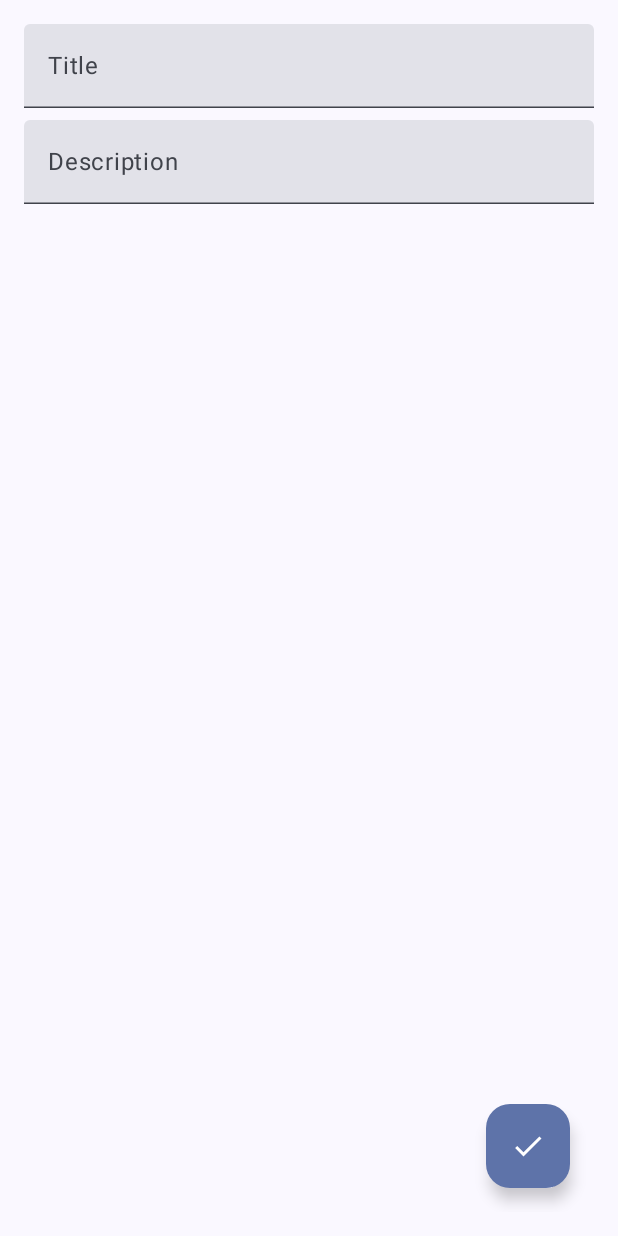
After one commit to marvinmarpol/android-todo-app, an Android app built with Jetpack Compose: the composable AddEditTodoScreen shown on its own in the app's theme, on a phone screen of 412 x 824 dp. The commit adds this screen. Run offline under Robolectric (Android 15) with nearby library versions, the phone set to English and light mode, and no system bars; our stand-ins replace Dagger/Hilt's generated code; 1 statement that could not run was skipped.

Commit message:
add ui and bind it to view model

```diff
--- a/app/build.gradle.kts
+++ b/app/build.gradle.kts
@@ -43,6 +43,7 @@ dependencies {
     implementation(platform(libs.androidx.compose.bom))
     implementation(libs.androidx.activity.compose)
     implementation(libs.androidx.compose.material3)
+    implementation("androidx.compose.material:material-icons-extended")
     implementation(libs.androidx.compose.ui)
     implementation(libs.androidx.compose.ui.graphics)
     implementation(libs.androidx.compose.ui.tooling.preview)
--- /dev/null
+++ b/app/src/main/java/com/example/todoapp/ui/add_edit_todo/AddEditTodoScreen.kt
@@ -0,0 +1,94 @@
+package com.example.todoapp.ui.add_edit_todo
+
+import androidx.compose.foundation.layout.Column
+import androidx.compose.foundation.layout.Spacer
+import androidx.compose.foundation.layout.fillMaxSize
+import androidx.compose.foundation.layout.fillMaxWidth
+import androidx.compose.foundation.layout.height
+import androidx.compose.foundation.layout.padding
+import androidx.compose.material.icons.Icons
+import androidx.compose.material.icons.filled.Check
+import androidx.compose.material3.FloatingActionButton
+import androidx.compose.material3.Icon
+import androidx.compose.material3.Scaffold
+import androidx.compose.material3.SnackbarHost
+import androidx.compose.material3.SnackbarHostState
+import androidx.compose.material3.Text
+import androidx.compose.material3.TextField
+import androidx.compose.runtime.Composable
+import androidx.compose.runtime.LaunchedEffect
+import androidx.compose.runtime.remember
+import androidx.compose.ui.Modifier
+import androidx.compose.ui.unit.dp
+import androidx.hilt.navigation.compose.hiltViewModel
+import com.example.todoapp.util.UiEvent
+
+@Composable
+fun AddEditTodoScreen(
+    onPopBackStack: () -> Unit,
+    viewModel: AddEditTodoViewModel = hiltViewModel()
+) {
+    val snackbarHostState = remember { SnackbarHostState() }
+    LaunchedEffect(key1 = true) {
+        viewModel.uiEvent.collect { event ->
+            when (event) {
+                is UiEvent.PopBackStack -> onPopBackStack()
+                is UiEvent.ShowSnackbar -> {
+                    snackbarHostState.showSnackbar(
+                        message = event.message,
+                        actionLabel = event.action
+                    )
+                }
+
+                else -> Unit
+            }
+        }
+    }
+
+    Scaffold(
+        snackbarHost = { SnackbarHost(snackbarHostState) },
+        modifier = Modifier
+            .fillMaxSize()
+            .padding(16.dp),
+        floatingActionButton = {
+            FloatingActionButton(onClick = {
+                viewModel.onEvent(AddEditTodoEvent.OnSaveTodoClick)
+            }) {
+                Icon(imageVector = Icons.Default.Check, contentDescription = "Save")
+            }
+        }
+    ) { padding ->
+        Column(
+            modifier = Modifier
+                .fillMaxSize()
+                .padding(padding)
+        ) {
+            TextField(
+                value = viewModel.title,
+                onValueChange = {
+                    viewModel.onEvent(AddEditTodoEvent.OnTitleChange(it))
+                },
+                placeholder = {
+                    Text(text = "Title")
+                },
+                modifier = Modifier.fillMaxWidth()
+            )
+
+            Spacer(modifier = Modifier.height(8.dp))
+
+            TextField(
+                value = viewModel.description,
+                onValueChange = {
+                    viewModel.onEvent(AddEditTodoEvent.OnDescriptionChange(it))
+                },
+                placeholder = {
+                    Text(text = "Description")
+                },
+                modifier = Modifier.fillMaxWidth(),
+                singleLine = false,
+                maxLines = 5
+            )
+        }
+    }
+
+}
--- /dev/null
+++ b/app/src/main/java/com/example/todoapp/ui/add_edit_todo/AddEditTodoViewModel.kt
@@ -0,0 +1,91 @@
+package com.example.todoapp.ui.add_edit_todo
+
+import androidx.compose.runtime.getValue
+import androidx.compose.runtime.mutableStateOf
+import androidx.compose.runtime.setValue
+import androidx.lifecycle.SavedStateHandle
+import androidx.lifecycle.ViewModel
+import androidx.lifecycle.viewModelScope
+import com.example.todoapp.data.Todo
+import com.example.todoapp.data.TodoRepository
+import com.example.todoapp.util.UiEvent
+import dagger.hilt.android.lifecycle.HiltViewModel
+import kotlinx.coroutines.channels.Channel
+import kotlinx.coroutines.flow.receiveAsFlow
+import kotlinx.coroutines.launch
+import javax.inject.Inject
+
+@HiltViewModel
+class AddEditTodoViewModel @Inject constructor(
+    private val repository: TodoRepository,
+    savedStateHandle: SavedStateHandle
+) : ViewModel() {
+
+    var todo by mutableStateOf<Todo?>(null)
+        private set
+
+    var title by mutableStateOf(value = "")
+        private set
+
+    var description by mutableStateOf(value = "")
+        private set
+
+    private val _uiEvent = Channel<UiEvent>()
+    val uiEvent = _uiEvent.receiveAsFlow()
+
+    init {
+        val todoId = savedStateHandle.get<Int>("todoId")!!
+        if (todoId != -1) {
+            viewModelScope.launch {
+                repository.getTodoById(todoId)?.let { todo ->
+                    title = todo.title
+                    description = todo.description ?: ""
+                    this@AddEditTodoViewModel.todo = todo
+                }
+            }
+        }
+    }
+
+    fun onEvent(event: AddEditTodoEvent) {
+        when (event) {
+            is AddEditTodoEvent.OnTitleChange -> {
+                title = event.title
+            }
+
+            is AddEditTodoEvent.OnDescriptionChange -> {
+                description = event.description
+            }
+
+            is AddEditTodoEvent.OnSaveTodoClick -> {
+                viewModelScope.launch {
+                    if (title.isBlank()) {
+                        sendUiEvent(
+                            UiEvent.ShowSnackbar(
+                                message = "The title can't be empty"
+                            )
+                        )
+                        return@launch
+                    }
+
+                    repository.insertTodo(
+                        Todo(
+                            title = title,
+                            description = description,
+                            isDone = todo?.isDone ?: false,
+                            id = todo?.id
+                        )
+                    )
+
+                    sendUiEvent(UiEvent.PopBackStack)
+                }
+            }
+        }
+    }
+
+    private fun sendUiEvent(event: UiEvent) {
+        viewModelScope.launch {
+            _uiEvent.send(event)
+        }
+    }
+
+}
```
Also changed, not shown: app/src/main/java/com/example/todoapp/MainActivity.kt (+38 -5 lines), app/src/main/java/com/example/todoapp/ui/add_edit_todo/AddEditTodoEvent.kt (added, +7 -0 lines), app/src/main/java/com/example/todoapp/ui/todo_list/TodoItem.kt (added, +65 -0 lines), app/src/main/java/com/example/todoapp/ui/todo_list/TodoListScreen.kt (added, +79 -0 lines).
